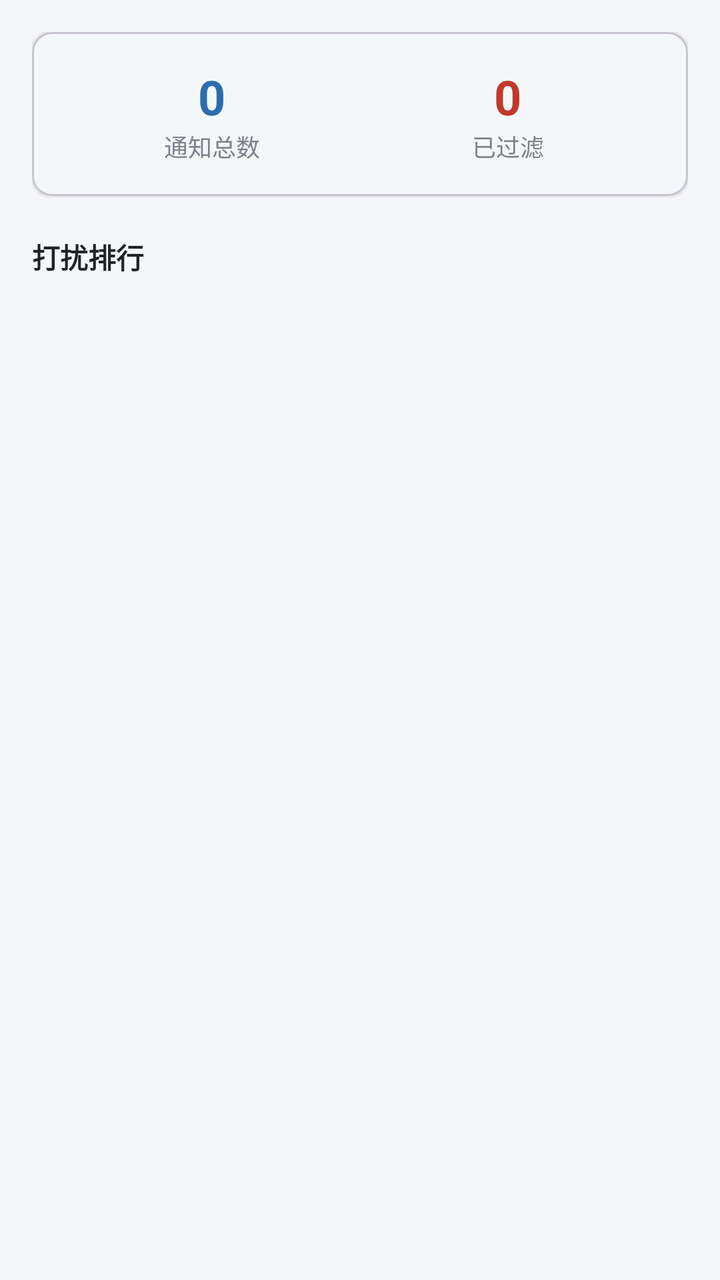
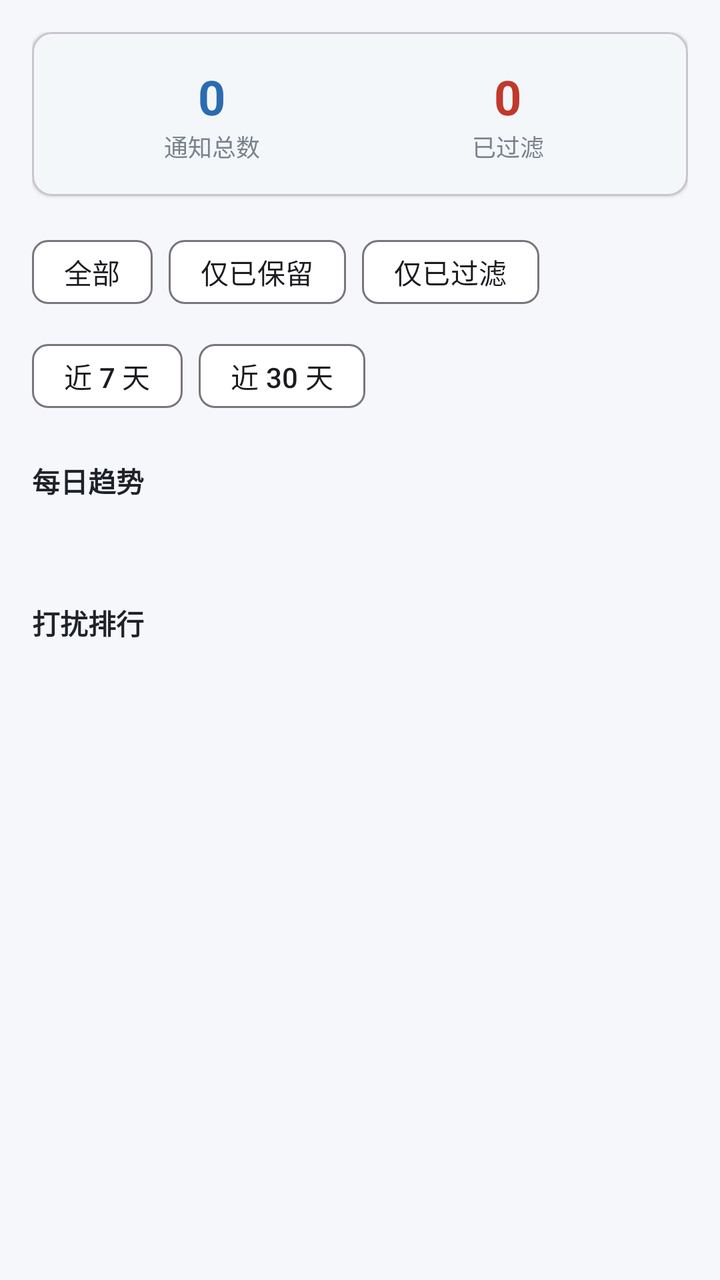

The first picture is an Android layout as it rendered before a commit; the second is the same layout after the commit. The layout source and the unified diff follow.
<!-- AndroidManifest.xml: application theme Theme.MaodouNotify -->
<!-- res/layout/fragment_stats.xml -->
<?xml version="1.0" encoding="utf-8"?>
<ScrollView xmlns:android="http://schemas.android.com/apk/res/android" xmlns:app="http://schemas.android.com/apk/res-auto"
    android:layout_width="match_parent" android:layout_height="match_parent"
    android:background="@color/background">
    <LinearLayout android:layout_width="match_parent" android:layout_height="wrap_content"
        android:orientation="vertical" android:padding="16dp">

        <com.google.android.material.card.MaterialCardView
            android:layout_width="match_parent" android:layout_height="wrap_content"
            
            app:cardCornerRadius="10dp" app:cardElevation="1dp" app:cardBackgroundColor="@color/surface">
            <LinearLayout android:layout_width="match_parent" android:layout_height="wrap_content" android:orientation="horizontal" android:padding="16dp">
                <LinearLayout android:layout_width="0dp" android:layout_height="wrap_content" android:layout_weight="1" android:orientation="vertical" android:gravity="center">
                    <TextView android:id="@+id/tv_total" android:layout_width="wrap_content" android:layout_height="wrap_content" android:textSize="24sp" android:textStyle="bold" android:textColor="@color/primary" android:text="0" />
                    <TextView android:layout_width="wrap_content" android:layout_height="wrap_content" android:text="@string/stats_total" android:textSize="12sp" android:textColor="@color/text_secondary" />
                </LinearLayout>
                <LinearLayout android:layout_width="0dp" android:layout_height="wrap_content" android:layout_weight="1" android:orientation="vertical" android:gravity="center">
                    <TextView android:id="@+id/tv_filtered" android:layout_width="wrap_content" android:layout_height="wrap_content" android:textSize="24sp" android:textStyle="bold" android:textColor="@color/badge_filtered_text" android:text="0" />
                    <TextView android:layout_width="wrap_content" android:layout_height="wrap_content" android:text="@string/stats_filtered" android:textSize="12sp" android:textColor="@color/text_secondary" />
                </LinearLayout>
            </LinearLayout>
        </com.google.android.material.card.MaterialCardView>

        <TextView android:layout_width="wrap_content" android:layout_height="wrap_content" android:text="@string/stats_top_apps" android:textSize="14sp" android:textStyle="bold" android:textColor="@color/text_primary" android:layout_marginTop="20dp" />
        <LinearLayout android:id="@+id/rank_container" android:layout_width="match_parent" android:layout_height="wrap_content" android:orientation="vertical" android:layout_marginTop="8dp" />
    </LinearLayout>
</ScrollView>
<!-- resources referenced by this layout -->
<resources>
  <color name="background">#F5F7FA</color>
  <color name="badge_filtered_text">#C0392B</color>
  <color name="primary">#2B6CB0</color>
  <color name="surface">#FFFFFF</color>
  <color name="text_primary">#1F2329</color>
  <color name="text_secondary">#7A828E</color>
  <string name="stats_filtered">已过滤</string>
  <string name="stats_top_apps">打扰排行</string>
  <string name="stats_total">通知总数</string>
  <style name="Theme.MaodouNotify" parent="Theme.Material3.Light.NoActionBar">
          <item name="colorPrimary">@color/primary</item>
          <item name="colorOnPrimary">@color/surface</item>
          <item name="colorPrimaryContainer">@color/primary_light</item>
          <item name="colorOnPrimaryContainer">@color/primary_dark</item>
          <item name="colorSecondary">@color/accent</item>
          <item name="android:colorBackground">@color/background</item>
          <item name="colorSurface">@color/surface</item>
          <item name="android:textColorPrimary">@color/text_primary</item>
          <item name="android:textColorSecondary">@color/text_secondary</item>
          <item name="android:windowLightStatusBar" tools:targetApi="m">true</item>
      </style>
  <color name="primary_light">#D6E6F7</color>
  <color name="primary_dark">#1A3A6B</color>
  <color name="accent">#E07B39</color>
</resources>

<!-- the commit's change to res/layout/fragment_stats.xml (unified diff, before → after) -->
@@ -1,4 +1,5 @@
 <?xml version="1.0" encoding="utf-8"?>
+
 <ScrollView xmlns:android="http://schemas.android.com/apk/res/android" xmlns:app="http://schemas.android.com/apk/res-auto"
     android:layout_width="match_parent" android:layout_height="match_parent"
     android:background="@color/background">
@@ -21,6 +22,22 @@
             </LinearLayout>
         </com.google.android.material.card.MaterialCardView>
 
+        
+        <com.google.android.material.chip.ChipGroup android:id="@+id/chip_scope" android:layout_width="wrap_content" android:layout_height="wrap_content" android:layout_marginTop="14dp" app:singleSelection="true">
+            <com.google.android.material.chip.Chip android:id="@+id/chip_scope_all" android:layout_width="wrap_content" android:layout_height="wrap_content" android:text="@string/stats_scope_all" android:checked="true" app:checkedIconVisible="false" />
+            <com.google.android.material.chip.Chip android:id="@+id/chip_scope_kept" android:layout_width="wrap_content" android:layout_height="wrap_content" android:text="@string/stats_scope_kept" app:checkedIconVisible="false" />
+            <com.google.android.material.chip.Chip android:id="@+id/chip_scope_filtered" android:layout_width="wrap_content" android:layout_height="wrap_content" android:text="@string/stats_scope_filtered" app:checkedIconVisible="false" />
+        </com.google.android.material.chip.ChipGroup>
+        <com.google.android.material.chip.ChipGroup android:id="@+id/chip_window" android:layout_width="wrap_content" android:layout_height="wrap_content" android:layout_marginTop="4dp" app:singleSelection="true">
+            <com.google.android.material.chip.Chip android:id="@+id/chip_7d" android:layout_width="wrap_content" android:layout_height="wrap_content" android:text="@string/stats_recent_7" android:checked="true" app:checkedIconVisible="false" />
+            <com.google.android.material.chip.Chip android:id="@+id/chip_30d" android:layout_width="wrap_content" android:layout_height="wrap_content" android:text="@string/stats_recent_30" app:checkedIconVisible="false" />
+        </com.google.android.material.chip.ChipGroup>
+
+        
+        <TextView android:layout_width="wrap_content" android:layout_height="wrap_content" android:text="@string/stats_daily" android:textSize="14sp" android:textStyle="bold" android:textColor="@color/text_primary" android:layout_marginTop="18dp" />
+        <LinearLayout android:id="@+id/daily_container" android:layout_width="match_parent" android:layout_height="wrap_content" android:orientation="vertical" android:layout_marginTop="8dp" />
+        <TextView android:id="@+id/tv_learned" android:layout_width="match_parent" android:layout_height="wrap_content" android:layout_marginTop="6dp" android:textSize="12sp" android:textColor="@color/text_secondary" />
+
         <TextView android:layout_width="wrap_content" android:layout_height="wrap_content" android:text="@string/stats_top_apps" android:textSize="14sp" android:textStyle="bold" android:textColor="@color/text_primary" android:layout_marginTop="20dp" />
         <LinearLayout android:id="@+id/rank_container" android:layout_width="match_parent" android:layout_height="wrap_content" android:orientation="vertical" android:layout_marginTop="8dp" />
     </LinearLayout>
<!-- resource entries referenced after the edit -->
@@ -6,7 +6,13 @@
   <color name="surface">#FFFFFF</color>
   <color name="text_primary">#1F2329</color>
   <color name="text_secondary">#7A828E</color>
+  <string name="stats_daily">每日趋势</string>
   <string name="stats_filtered">已过滤</string>
+  <string name="stats_recent_30">近 30 天</string>
+  <string name="stats_recent_7">近 7 天</string>
+  <string name="stats_scope_all">全部</string>
+  <string name="stats_scope_filtered">仅已过滤</string>
+  <string name="stats_scope_kept">仅已保留</string>
   <string name="stats_top_apps">打扰排行</string>
   <string name="stats_total">通知总数</string>
   <style name="Theme.MaodouNotify" parent="Theme.Material3.Light.NoActionBar">
